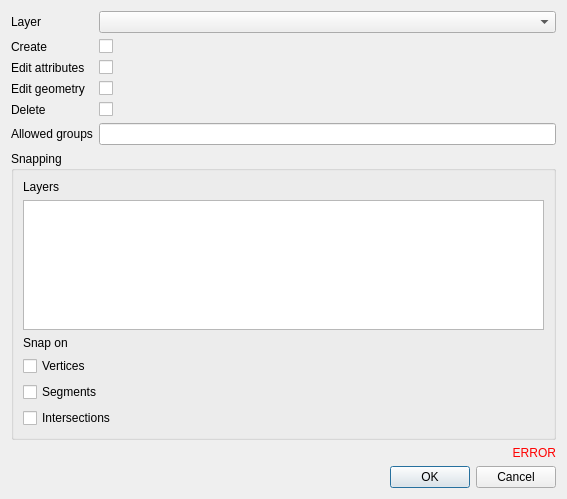
3liz/lizmap-plugin, file lizmap/resources/ui/ui_form_edition.ui: the form before one commit.
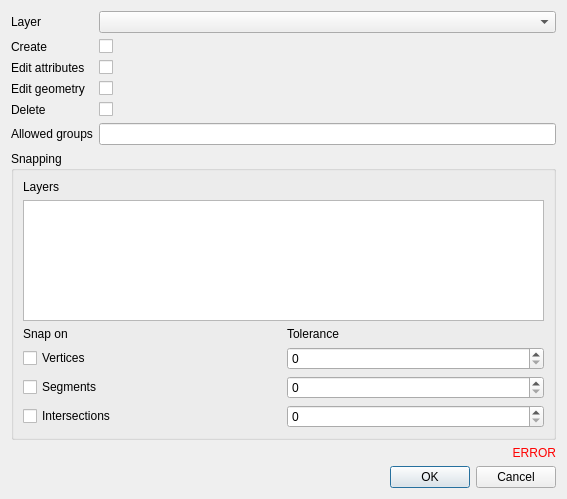
The form after the commit. Custom widgets are drawn as their Qt base class.

Commit message: add tolerance for snapping

What changed in the file:
```diff
--- a/lizmap/resources/ui/ui_form_edition.ui
+++ b/lizmap/resources/ui/ui_form_edition.ui
@@ -120,32 +120,52 @@
        <widget class="ListLayersSelection" name="layers"/>
       </item>
       <item>
-       <widget class="QLabel" name="label">
-        <property name="text">
-         <string>Snap on</string>
-        </property>
-       </widget>
-      </item>
-      <item>
-       <widget class="QCheckBox" name="snap_node">
-        <property name="text">
-         <string>Vertices</string>
-        </property>
-       </widget>
-      </item>
-      <item>
+       <layout class="QGridLayout" name="gridLayout">
+        <item row="2" column="1">
+         <widget class="QSpinBox" name="segments_tolerance"/>
+        </item>
+        <item row="3" column="1">
+         <widget class="QSpinBox" name="intersections_tolerance"/>
+        </item>
+        <item row="2" column="0">
        <widget class="QCheckBox" name="snap_segments">
         <property name="text">
          <string>Segments</string>
         </property>
        </widget>
       </item>
-      <item>
+        <item row="1" column="0">
+         <widget class="QCheckBox" name="snap_node">
+          <property name="text">
+           <string>Vertices</string>
+          </property>
+         </widget>
+        </item>
+        <item row="1" column="1">
+         <widget class="QSpinBox" name="vertices_tolerance"/>
+        </item>
+        <item row="3" column="0">
        <widget class="QCheckBox" name="snap_intersection">
         <property name="text">
          <string>Intersections</string>
         </property>
        </widget>
+        </item>
+        <item row="0" column="0">
+         <widget class="QLabel" name="label">
+          <property name="text">
+           <string>Snap on</string>
+          </property>
+         </widget>
+        </item>
+        <item row="0" column="1">
+         <widget class="QLabel" name="label_2">
+          <property name="text">
+           <string>Tolerance</string>
+          </property>
+         </widget>
+        </item>
+       </layout>
       </item>
      </layout>
     </widget>
```
Lines whose indentation alone changed are shown as unchanged. The commit also changes 5 other files.
